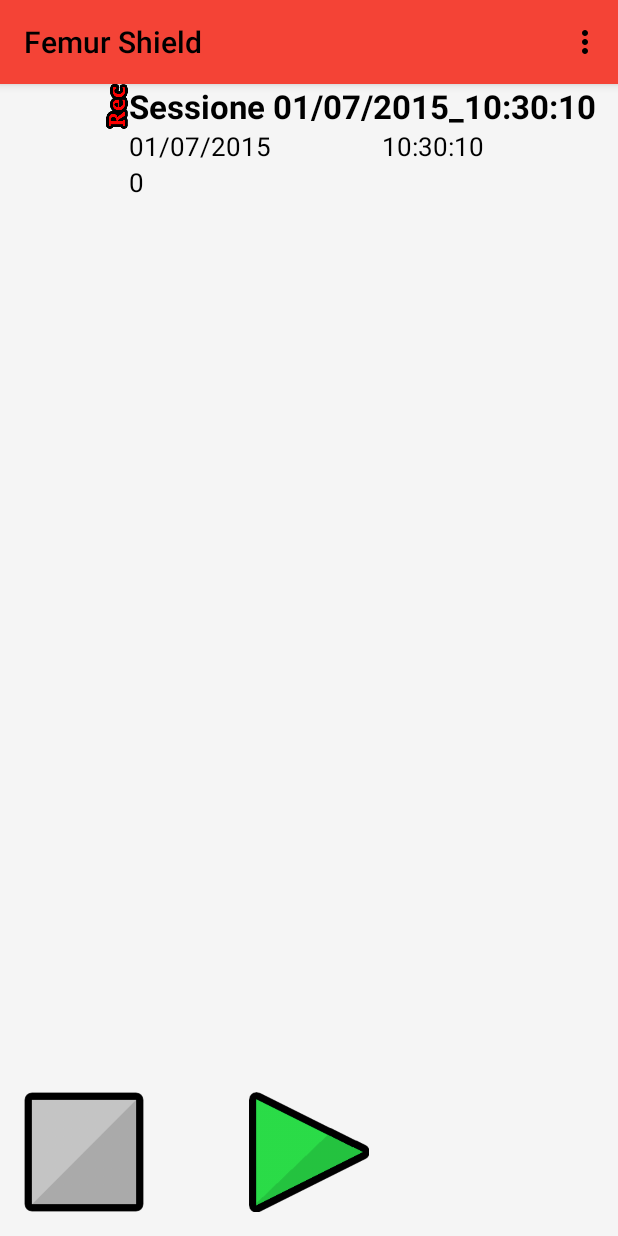
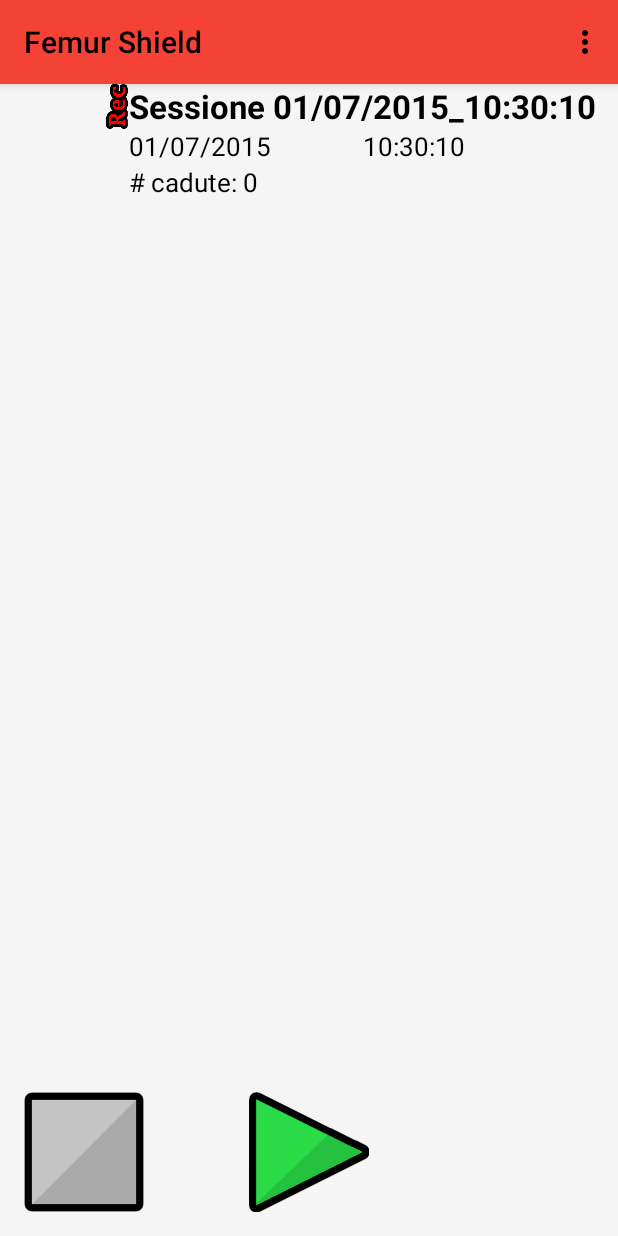
Before and after one commit to LivingWithHippos/EmbeddedSystemProgramming1415, an Android app: the screen it shows after launch (UI1), after a tap on an icon or button, on a phone screen of 412 x 824 dp. Run offline under Robolectric (Android 15) with nearby library versions, the phone set to English and light mode, and no system bars; 2 other taps on this screen came first.

Commit message:
Fix temporaneo

```diff
--- a/Code/FemurShield/app/src/main/java/org/tbw/FemurShield/Controller/SessionsListAdapter.java
+++ b/Code/FemurShield/app/src/main/java/org/tbw/FemurShield/Controller/SessionsListAdapter.java
@@ -2,6 +2,7 @@ package org.tbw.FemurShield.Controller;
 
 import android.content.Context;
 import android.graphics.Bitmap;
+import android.util.Log;
 import android.view.LayoutInflater;
 import android.view.View;
 import android.view.ViewGroup;
@@ -45,7 +46,7 @@ public class SessionsListAdapter extends ArrayAdapter{
             viewHolder.ivSignature = (ImageView) convertView.findViewById(R.id.sessionsignatureui1);
             viewHolder.ivState = (ImageView) convertView.findViewById(R.id.sessionstateimgui1);
             viewHolder.tvName = (TextView) convertView.findViewById(R.id.sessionnameui1);
-            viewHolder.tvDate = (TextView) convertView.findViewById(R.id.sessiondateui1);
+            viewHolder.tvStartingDate= (TextView) convertView.findViewById(R.id.sessionstartingdateui1);
             viewHolder.tvStartingTime = (TextView) convertView.findViewById(R.id.sessionstartingtimeui1);
             viewHolder.tvDuration = (TextView) convertView.findViewById(R.id.sessiondurationui1);
             viewHolder.tvFallsNumber = (TextView) convertView.findViewById(R.id.sessionfallsui1);
@@ -71,11 +72,13 @@ public class SessionsListAdapter extends ArrayAdapter{
         }
 
         viewHolder.tvName.setText(item.name);
-        viewHolder.tvDate.setText(item.date);
+        viewHolder.tvStartingDate.setText(item.startingDate);
         viewHolder.tvStartingTime.setText(item.startingTime);
-        viewHolder.tvDuration.setText(item.duration);
-        viewHolder.tvFallsNumber.setText(item.falls + "");
-
+        if(item.duration.length()>2)
+            viewHolder.tvDuration.setText("Durata Sessione: "+item.duration);
+        else
+            viewHolder.tvDuration.setText(item.duration);
+        viewHolder.tvFallsNumber.setText("# cadute: " + item.falls);
         return convertView;
     }
 
@@ -88,7 +91,7 @@ public class SessionsListAdapter extends ArrayAdapter{
         ImageView ivSignature;
         ImageView ivState;
         TextView tvName;
-        TextView tvDate;
+        TextView tvStartingDate;
         TextView tvStartingTime;
         TextView tvDuration;
         TextView tvFallsNumber;
@@ -101,7 +104,7 @@ class SessionsListItem{
     public static final boolean INACTIVE_STATE=false;
 
     public String name;
-    public String date;
+    public String startingDate;
     public String startingTime;
     public String duration;
     public int falls;
@@ -125,37 +128,13 @@ class SessionsListItem{
                     //scrive mesi giorni e ore ad una cifra come 0x invece di x
                     DecimalFormat formatter = new DecimalFormat("00");
                     //il mese parte da zero non da uno
-                    this.date=formatter.format(calendar.get(Calendar.DAY_OF_MONTH))+"/"+formatter.format(calendar.get(Calendar.MONTH)+1)+"/"+calendar.get(Calendar.YEAR);
+                    this.startingDate=formatter.format(calendar.get(Calendar.DAY_OF_MONTH))+"/"+formatter.format(calendar.get(Calendar.MONTH)+1)+"/"+calendar.get(Calendar.YEAR);
                     this.startingTime = formatter.format(calendar.get(Calendar.HOUR_OF_DAY))+":"+formatter.format(calendar.get(Calendar.MINUTE))+":"+formatter.format(calendar.get(Calendar.SECOND));
                 }catch (ParseException pe){
-                    this.date="0";this.startingTime="0";
+                    this.startingDate="0";this.startingTime="0";
                 }
             }
 
-    /**
-     * aggiunge uno al numero di cadute da mostrare
-     * */
-    public void addFall()
-    {
-        this.falls++;
-    }
-    /**
-     * @param falls il numero di cadute da impostare
-     * */
-    public void setFallsNumber(int falls)
-    {
-        this.falls=falls;
-    }
-    /**
-     * @param state indica se la sessione rappresentatae' attiva o no
-     * */
-    public void setState(boolean state)
-    {
-        this.state=state;
-    }
-    /**
-     * @return  se la sessione rappresentata sta registrando o no
-     * */
     public boolean isRecording() {
         return state;
     }
--- a/Code/FemurShield/app/src/main/res/layout/sessionlistitemui1.xml
+++ b/Code/FemurShield/app/src/main/res/layout/sessionlistitemui1.xml
@@ -33,20 +33,21 @@
 
         <LinearLayout
             android:orientation="horizontal"
+            android:weightSum="2"
             android:layout_width="match_parent"
             android:layout_height="match_parent">
 
             <TextView
-                android:layout_width="wrap_content"
+                android:layout_width="match_parent"
                 android:layout_height="wrap_content"
-                android:id="@+id/sessiondateui1"
+                android:id="@+id/sessionstartingdateui1"
                 android:textSize="@dimen/testo_lista"
                 android:textColor="#ff000000"
                 android:layout_weight="1"/>
 
 
             <TextView
-                android:layout_width="wrap_content"
+                android:layout_width="match_parent"
                 android:layout_height="wrap_content"
                 android:id="@+id/sessionstartingtimeui1"
                 android:textSize="@dimen/testo_lista"
```
